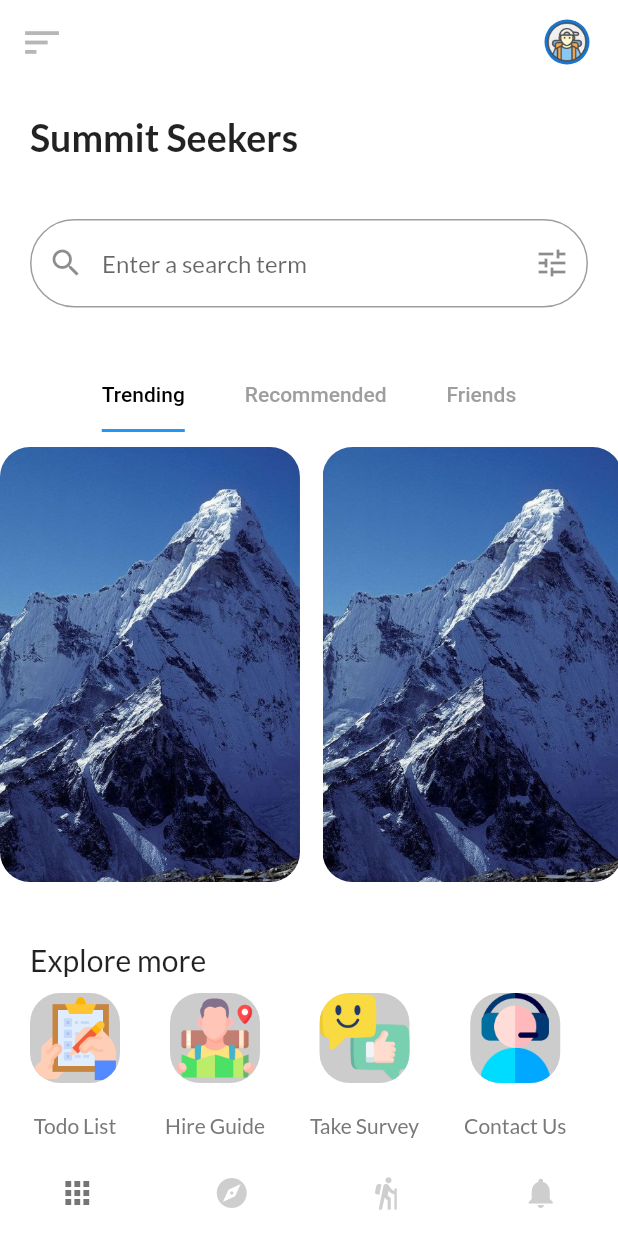
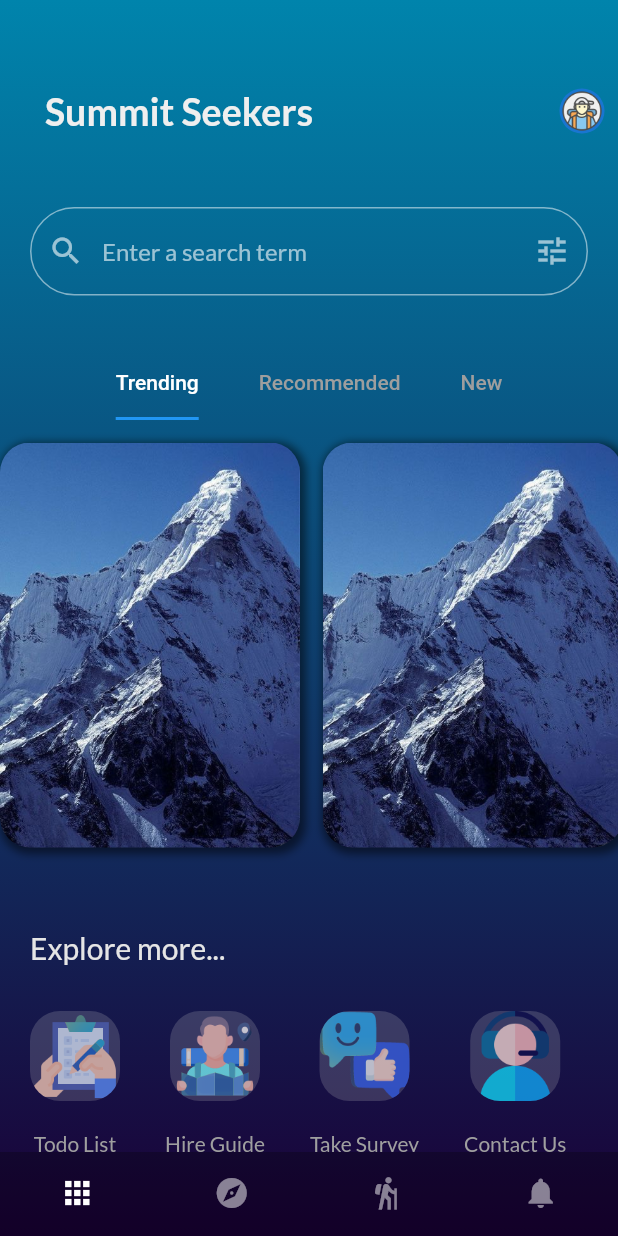
Before and after one commit to adh-aashish/summitseeker-frontend, a Flutter app: the screen it shows after launch, on a phone screen of 412 x 824 dp. Run offline on Flutter 3.47's test engine with Material 2 defaults, Android fonts, the phone set to English and light mode, and no system bars; our stand-ins replace google_fonts, shared_preferences.

Commit message:
blue themed prototype.

```diff
--- a/lib/screens/home_screen.dart
+++ b/lib/screens/home_screen.dart
@@ -1,5 +1,6 @@
 import 'package:flutter/material.dart';
 import 'package:frontend/widgets/search_bar.dart';
+import 'package:google_fonts/google_fonts.dart';
 
 class HomeScreen extends StatefulWidget {
   const HomeScreen({super.key});
@@ -36,19 +37,28 @@ class _HomeScreenState extends State<HomeScreen>
         child: Column(
           children: <Widget>[
             //search_bar,
-            const SizedBox(height: 20.0),
+            const SizedBox(height: 50.0),
             Row(
-              children: const [
-                Padding(
-                  padding: EdgeInsetsDirectional.only(start: 20),
+              children: [
+                const Padding(
+                  padding: EdgeInsetsDirectional.only(start: 30),
                   child: Text(
                     "Summit Seekers",
                     style: TextStyle(
+                      color: Color.fromARGB(255, 239, 239, 239),
                       fontSize: 25.0,
                       fontWeight: FontWeight.bold,
                     ),
                   ),
                 ),
+                const Spacer(),
+                IconButton(
+                  onPressed: () {},
+                  icon: const CircleAvatar(
+                    radius: 15.0,
+                    backgroundImage: AssetImage('assets/traveller_avatar.png'),
+                  ),
+                )
               ],
             ),
             const SizedBox(height: 40.0),
@@ -63,7 +73,7 @@ class _HomeScreenState extends State<HomeScreen>
                 child: TabBar(
                   labelPadding: const EdgeInsets.only(left: 20, right: 20),
                   controller: _tabController,
-                  labelColor: Colors.black,
+                  labelColor: Colors.white,
                   unselectedLabelColor: Colors.grey,
                   isScrollable: true,
                   indicatorSize: TabBarIndicatorSize.label,
@@ -72,14 +82,14 @@ class _HomeScreenState extends State<HomeScreen>
                   tabs: [
                     Tab(text: "Trending"),
                     Tab(text: "Recommended"),
-                    Tab(text: "Friends"),
+                    Tab(text: "New"),
                   ],
                 ),
               ),
             ),
             Container(
               height: 300,
-              color: Colors.white,
+              color: Colors.white.withOpacity(0),
               width: double.infinity,
               child: TabBarView(
                 controller: _tabController,
@@ -94,12 +104,22 @@ class _HomeScreenState extends State<HomeScreen>
                           //     .detailPage(info[index]);
                         },
                         child: Container(
-                          margin: const EdgeInsets.only(right: 15, top: 10),
+                          margin: const EdgeInsets.only(
+                              right: 15, top: 15, bottom: 15),
                           width: 200,
                           height: 300,
                           decoration: BoxDecoration(
+                            boxShadow: [
+                              BoxShadow(
+                                color: Colors.black.withOpacity(0.5),
+                                spreadRadius: 2,
+                                blurRadius: 4,
+                                offset:
+                                    Offset(2, 2), // changes position of shadow
+                              ),
+                            ],
                             borderRadius: BorderRadius.circular(20),
-                            color: Colors.white,
+                            color: Colors.white.withOpacity(0),
                             image: const DecorationImage(
                                 image: AssetImage(
                                   "img/mountain.jpeg",
@@ -126,6 +146,15 @@ class _HomeScreenState extends State<HomeScreen>
                           decoration: BoxDecoration(
                             borderRadius: BorderRadius.circular(20),
                             color: Colors.white,
+                            boxShadow: [
+                              BoxShadow(
+                                color: Colors.black.withOpacity(0.5),
+                                spreadRadius: 2,
+                                blurRadius: 4,
+                                offset:
+                                    Offset(2, 2), // changes position of shadow
+                              ),
+                            ],
                             image: const DecorationImage(
                                 image: AssetImage(
                                   "img/mountain.jpeg",
@@ -152,6 +181,15 @@ class _HomeScreenState extends State<HomeScreen>
                           decoration: BoxDecoration(
                             borderRadius: BorderRadius.circular(20),
                             color: Colors.white,
+                            boxShadow: [
+                              BoxShadow(
+                                color: Colors.black.withOpacity(0.5),
+                                spreadRadius: 2,
+                                blurRadius: 4,
+                                offset:
+                                    Offset(2, 2), // changes position of shadow
+                              ),
+                            ],
                             image: const DecorationImage(
                                 image: AssetImage(
                                   "img/mountain.jpeg",
@@ -165,21 +203,22 @@ class _HomeScreenState extends State<HomeScreen>
                 ],
               ),
             ),
-            SizedBox(
+            const SizedBox(
               height: 40,
             ),
             Container(
               alignment: Alignment.centerLeft,
               margin: const EdgeInsets.only(left: 20, right: 20),
-              child: Text(
-                "Explore more",
+              child: const Text(
+                "Explore more...",
                 style: TextStyle(
                   fontSize: 20.0,
+                  color: Color.fromARGB(255, 229, 229, 229),
                 ),
               ),
             ),
-            SizedBox(
-              height: 10,
+            const SizedBox(
+              height: 30,
             ),
             Container(
               height: 120,
@@ -200,8 +239,10 @@ class _HomeScreenState extends State<HomeScreen>
                             height: 60,
                             decoration: BoxDecoration(
                                 borderRadius: BorderRadius.circular(20),
-                                color: Color.fromARGB(255, 204, 204, 204),
+                                color: Color.fromARGB(255, 204, 204, 204)
+                                    .withOpacity(0.2),
                                 image: DecorationImage(
+                                    opacity: 0.7,
                                     image: AssetImage(
                                         "img/" + images.keys.elementAt(index)),
                                     fit: BoxFit.cover)),
@@ -213,7 +254,7 @@ class _HomeScreenState extends State<HomeScreen>
                             child: Text(
                               images.values.elementAt(index),
                               style: TextStyle(
-                                color: Color.fromARGB(255, 121, 121, 121),
+                                color: Color.fromARGB(255, 159, 159, 159),
                               ),
                             ),
                           )
--- a/lib/screens/mother_screen.dart
+++ b/lib/screens/mother_screen.dart
@@ -31,31 +31,76 @@ class _MotherScreenState extends State<MotherScreen> {
 
   @override
   Widget build(BuildContext context) {
-    return Scaffold(
-      backgroundColor: Colors.white,
-      appBar: AppBar(
-        backgroundColor: Colors.white,
-        elevation: 0.0,
-        leading: IconButton(
-          icon: Icon(
-            Icons.sort,
-            color: Colors.grey.withOpacity(0.75),
-            size: 30.0,
+    return Container(
+      decoration: const BoxDecoration(
+        gradient: LinearGradient(
+          colors: [
+            Color.fromARGB(255, 26, 0, 54),
+            Color.fromARGB(255, 0, 132, 172)
+          ],
+          begin: Alignment.bottomCenter,
+          end: Alignment.topCenter,
         ),
-          onPressed: () {},
       ),
-        actions: [
-          Padding(
-              padding: const EdgeInsets.fromLTRB(0.0, 0.0, 10.0, 0.0),
-              child: IconButton(
-                onPressed: () {},
-                icon: const CircleAvatar(
-                  radius: 15.0,
-                  backgroundImage: AssetImage('assets/traveller_avatar.png'),
+      child: Scaffold(
+        backgroundColor: Colors.white.withOpacity(0),
+        drawer: Drawer(
+          child: ListView(
+            padding: EdgeInsets.zero,
+            children: <Widget>[
+              DrawerHeader(
+                decoration: BoxDecoration(
+                  color: Colors.blue,
                 ),
-              )),
+                child: Text(
+                  'Drawer Header',
+                  style: TextStyle(
+                    color: Colors.white,
+                    fontSize: 24,
+                  ),
+                ),
+              ),
+              ListTile(
+                leading: Icon(Icons.settings),
+                title: Text('Settings'),
+                onTap: () {
+                  // code to handle onTap
+                },
+              ),
+              ListTile(
+                leading: Icon(Icons.info),
+                title: Text('About'),
+                onTap: () {
+                  // code to handle onTap
+                },
+              ),
             ],
           ),
+        ),
+        // appBar: AppBar(
+        //   toolbarHeight: 0,
+        //   backgroundColor: Colors.white.withOpacity(0),
+        //   elevation: 0.0,
+        //   leading: IconButton(
+        //     icon: const Icon(
+        //       Icons.sort,
+        //       color: Colors.grey,
+        //       size: 30.0,
+        //     ),
+        //     onPressed: () {},
+        //   ),
+        //   actions: [
+        //     Padding(
+        //         padding: const EdgeInsets.fromLTRB(0.0, 0.0, 10.0, 0.0),
+        //         child: IconButton(
+        //           onPressed: () {},
+        //           icon: const CircleAvatar(
+        //             radius: 15.0,
+        //             backgroundImage: AssetImage('assets/traveller_avatar.png'),
+        //           ),
+        //         )),
+        //   ],
+        // ),
         body: Container(
           // decoration: const BoxDecoration(
           //   gradient: LinearGradient(
@@ -73,11 +118,11 @@ class _MotherScreenState extends State<MotherScreen> {
             unselectedFontSize: 0,
             selectedFontSize: 0,
             type: BottomNavigationBarType.fixed,
-          backgroundColor: Colors.white,
+            backgroundColor: Colors.black.withOpacity(0.25),
             currentIndex: _selectedIndex,
             onTap: _onItemTapped,
-          selectedItemColor: Colors.black54,
-          unselectedItemColor: Colors.grey.withOpacity(0.5),
+            selectedItemColor: Colors.white,
+            unselectedItemColor: Colors.white.withOpacity(0.5),
             showUnselectedLabels: false,
             showSelectedLabels: false,
             elevation: 0,
@@ -89,6 +134,7 @@ class _MotherScreenState extends State<MotherScreen> {
               BottomNavigationBarItem(
                   label: "Me", icon: Icon(Icons.notifications)),
             ]),
+      ),
     );
   }
 
--- a/lib/widgets/search_bar.dart
+++ b/lib/widgets/search_bar.dart
@@ -16,21 +16,27 @@ class _SearchBarState extends State<SearchBar> {
       child: TextField(
         decoration: InputDecoration(
           prefixIcon: IconButton(
+            color: Colors.white.withOpacity(0.6),
             icon: Icon(Icons.search),
             onPressed: () {
               // Perform search functionality here
             },
           ),
           suffixIcon: IconButton(
+            color: Colors.white.withOpacity(0.6),
             icon: Icon(Icons.tune),
             onPressed: () {
               // Perform search functionality here
             },
           ),
-          border: OutlineInputBorder(
+          hintText: 'Enter a search term',
+          hintStyle: TextStyle(
+            color: Colors.white.withOpacity(0.6),
+          ),
+          enabledBorder: OutlineInputBorder(
+            borderSide: BorderSide(color: Colors.white.withOpacity(0.5)),
             borderRadius: BorderRadius.circular(30.0),
           ),
-          hintText: 'Enter a search term',
         ),
       ),
     );
```
Also changed, not shown: img/hire.png, img/survey.png, img/to-do-list.png. Lines whose indentation alone changed are shown as unchanged.
